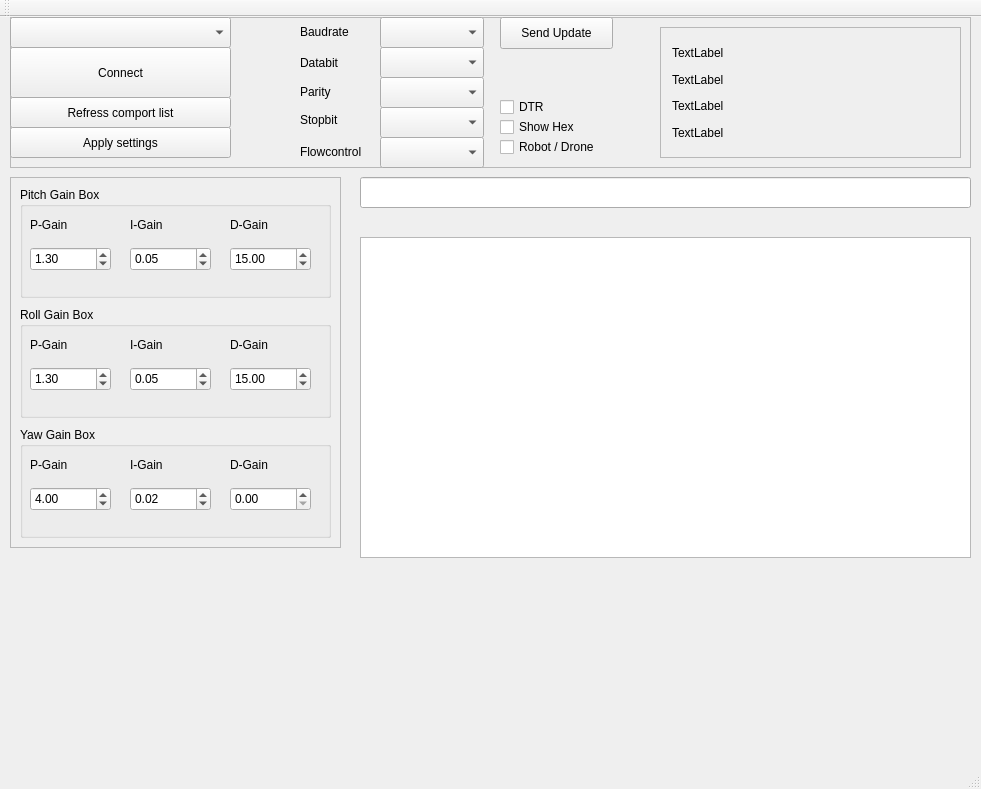
First picture: the form in mainwindow.ui, repository tipih/Drone_updater, before the edit.
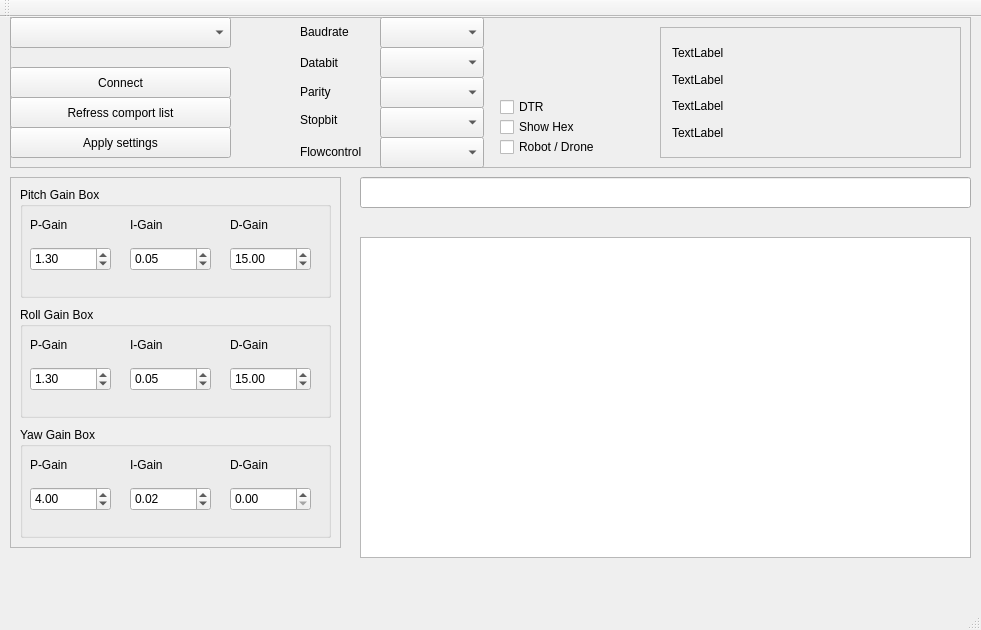
Second picture: the form after the edit. Custom widgets are drawn as their Qt base class.

Commit message: Added emit of data to the log composer, removing the log on the main screen

What changed in the file:
```diff
--- a/mainwindow.ui
+++ b/mainwindow.ui
@@ -7,7 +7,7 @@
     <x>0</x>
     <y>0</y>
     <width>981</width>
-    <height>789</height>
+    <height>630</height>
    </rect>
   </property>
   <property name="windowTitle">
@@ -43,9 +43,9 @@
      <property name="geometry">
       <rect>
        <x>0</x>
-       <y>30</y>
+       <y>50</y>
        <width>221</width>
-       <height>51</height>
+       <height>31</height>
       </rect>
      </property>
      <property name="text">
@@ -252,19 +252,6 @@
       <string>Flowcontrol</string>
      </property>
     </widget>
-    <widget class="QPushButton" name="pushButton">
-     <property name="geometry">
-      <rect>
-       <x>490</x>
-       <y>0</y>
-       <width>113</width>
-       <height>32</height>
-      </rect>
-     </property>
-     <property name="text">
-      <string>Send Update</string>
-     </property>
-    </widget>
     <widget class="QCheckBox" name="Robot_sel">
      <property name="geometry">
       <rect>
@@ -695,16 +682,6 @@
      </rect>
     </property>
    </widget>
-   <widget class="QCustomPlot" name="customPlot" native="true">
-    <property name="geometry">
-     <rect>
-      <x>20</x>
-      <y>570</y>
-      <width>941</width>
-      <height>171</height>
-     </rect>
-    </property>
-   </widget>
   </widget>
   <widget class="QMenuBar" name="menuBar">
    <property name="geometry">
@@ -733,12 +710,6 @@
    <extends>QPlainTextEdit</extends>
    <header>console.h</header>
   </customwidget>
-  <customwidget>
-   <class>QCustomPlot</class>
-   <extends>QWidget</extends>
-   <header location="global">qcustomplot.h</header>
-   <container>1</container>
-  </customwidget>
  </customwidgets>
  <resources/>
  <connections/>
```
Left out of the diff: 4 changed lines with no effect on the pictures. The commit also changes 2 other files.
